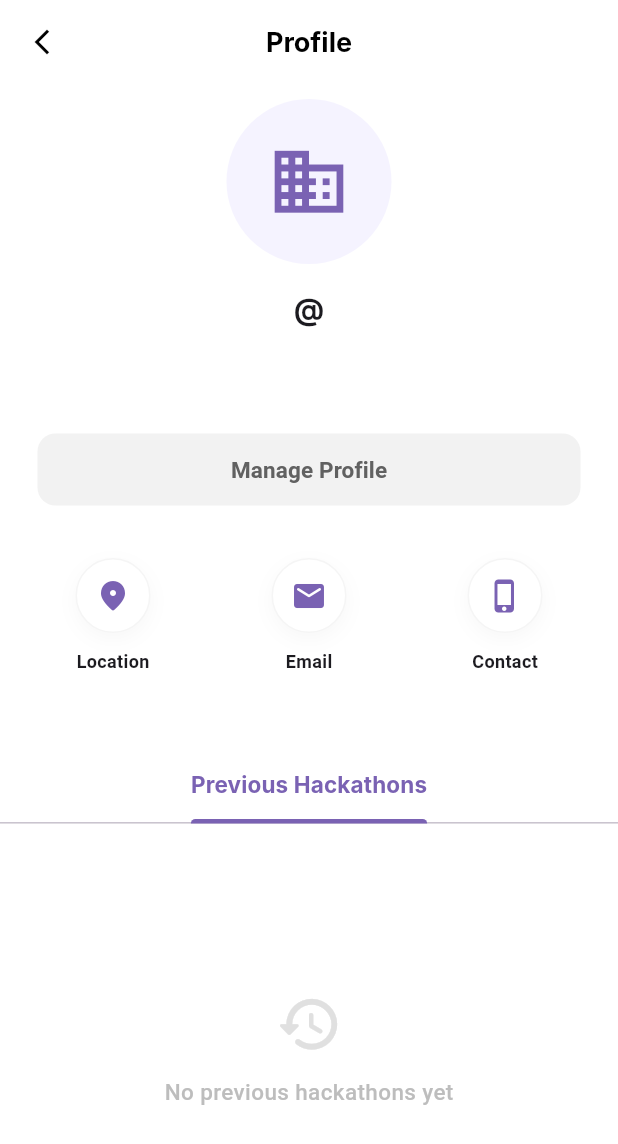
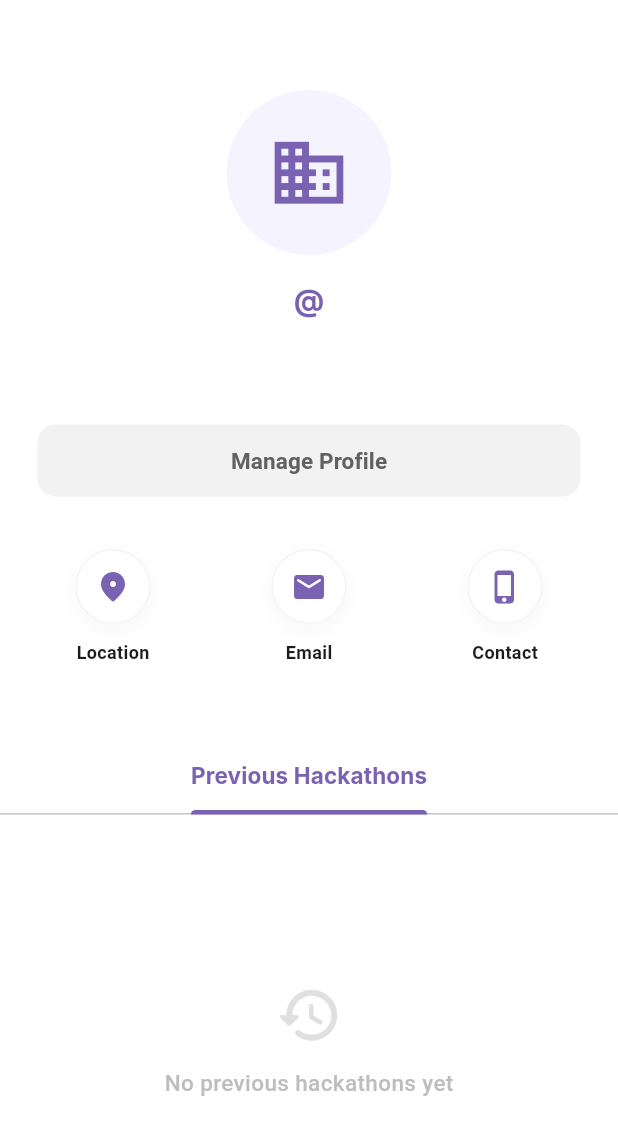
Before and after one commit to judimfm-creator/BuildMate-SWE444, a Flutter app: the OrgProfilePage screen opened directly, on a phone screen of 412 x 824 dp. Shown: the top 1144 px of the screen. Run offline on Flutter 3.47's test engine with Material 3 defaults, Android fonts, the phone set to English and light mode, and no system bars; our stand-ins replace cloud_firestore, firebase_auth, firebase_core, font_awesome_flutter, image_picker; accounts and stored records are empty; Roboto replaces fonts that are missing (Inter).

Commit message:
حذف الـ AppBar وتوحيد الألوان

```diff
--- a/lib/view/org_profile_page.dart
+++ b/lib/view/org_profile_page.dart
@@ -35,50 +35,25 @@ class _OrgProfilePageState extends State<OrgProfilePage> {
 
         final org = snapshot.data;
 
-        // ✅ DefaultTabController يحل مشكلة الـ Initialization والشاشة الحمراء
         return DefaultTabController(
           length: 1,
           child: Scaffold(
             backgroundColor: Colors.white,
-            appBar: AppBar(
-              backgroundColor: Colors.white,
-              elevation: 0,
-              centerTitle: true,
-              title: const Text(
-                "Profile",
-                style: TextStyle(
-                    color: Colors.black,
-                    fontSize: 18,
-                    fontWeight: FontWeight.bold,
-                    fontFamily: 'Inter'
-                ),
-              ),
-              leading: IconButton(
-                icon: const Icon(Icons.arrow_back_ios_new, color: Colors.black, size: 20),
-                onPressed: () {
-                  Navigator.of(context).pushAndRemoveUntil(
-                    MaterialPageRoute(builder: (context) => const InstitutionHomeScreen()),
-                        (route) => false,
-                  );
-                },
-              ),
-            ),
+            // ✅ تم حذف الـ AppBar بالكامل هنا
             body: SingleChildScrollView(
               physics: const BouncingScrollPhysics(),
               child: Column(
                 children: [
-                  const SizedBox(height: 10),
+                  const SizedBox(height: 60), // مساحة تعويضية علوية بعد حذف الـ AppBar
                   _buildOrgHeader(org),
                   const SizedBox(height: 25),
                   _buildManageButton(context),
                   const SizedBox(height: 35),
 
-                  // ✅ قسم التواصل (الموقع، الإيميل، الجوال)
                   _buildContactSection(org, userEmail),
 
                   const SizedBox(height: 35),
 
-                  // ✅ التاب الوحيد (نفس ستايل اليوزر)
                   _buildTabBarSection(),
 
                   SizedBox(
@@ -112,10 +87,10 @@ class _OrgProfilePageState extends State<OrgProfilePage> {
               : null,
         ),
         const SizedBox(height: 15),
-        // ✅ الاعتماد على اليوزر نيم فقط
+        // ✅ تم تغيير اللون للموف ليتطابق مع اليوزر
         Text(
           "@${org?.username ?? "organization"}",
-          style: const TextStyle(fontSize: 20, fontWeight: FontWeight.bold, fontFamily: 'Inter'),
+          style: TextStyle(fontSize: 20, fontWeight: FontWeight.bold, fontFamily: 'Inter', color: primaryPurple),
         ),
         Padding(
           padding: const EdgeInsets.symmetric(horizontal: 40, vertical: 12),
@@ -134,7 +109,7 @@ class _OrgProfilePageState extends State<OrgProfilePage> {
       padding: const EdgeInsets.symmetric(horizontal: 10),
       child: Row(
         mainAxisAlignment: MainAxisAlignment.spaceEvenly,
-        crossAxisAlignment: CrossAxisAlignment.start, // لضمان توازي الأيقونات لو نزل النص سطرين
+        crossAxisAlignment: CrossAxisAlignment.start,
         children: [
           Expanded(child: _buildContactItem(Icons.location_on_rounded, "Location", org?.location ?? "N/A")),
           Expanded(child: _buildContactItem(Icons.email_rounded, "Email", email)),
@@ -166,13 +141,12 @@ class _OrgProfilePageState extends State<OrgProfilePage> {
         const SizedBox(height: 10),
         Text(label, style: const TextStyle(fontSize: 12, fontWeight: FontWeight.bold)),
         const SizedBox(height: 4),
-        // ✅ تم إزالة العرض الثابت واستخدام constraints للسماح بنزول النص لسطر ثانٍ
         Container(
           constraints: const BoxConstraints(maxWidth: 100),
           child: Text(
             value,
             textAlign: TextAlign.center,
-            softWrap: true, // يسمح بالالتفاف
+            softWrap: true,
             style: TextStyle(fontSize: 10, color: Colors.grey.shade600, height: 1.2),
           ),
         ),
```
Also changed, not shown: lib/view/profile_page.dart (+4 -15 lines).
